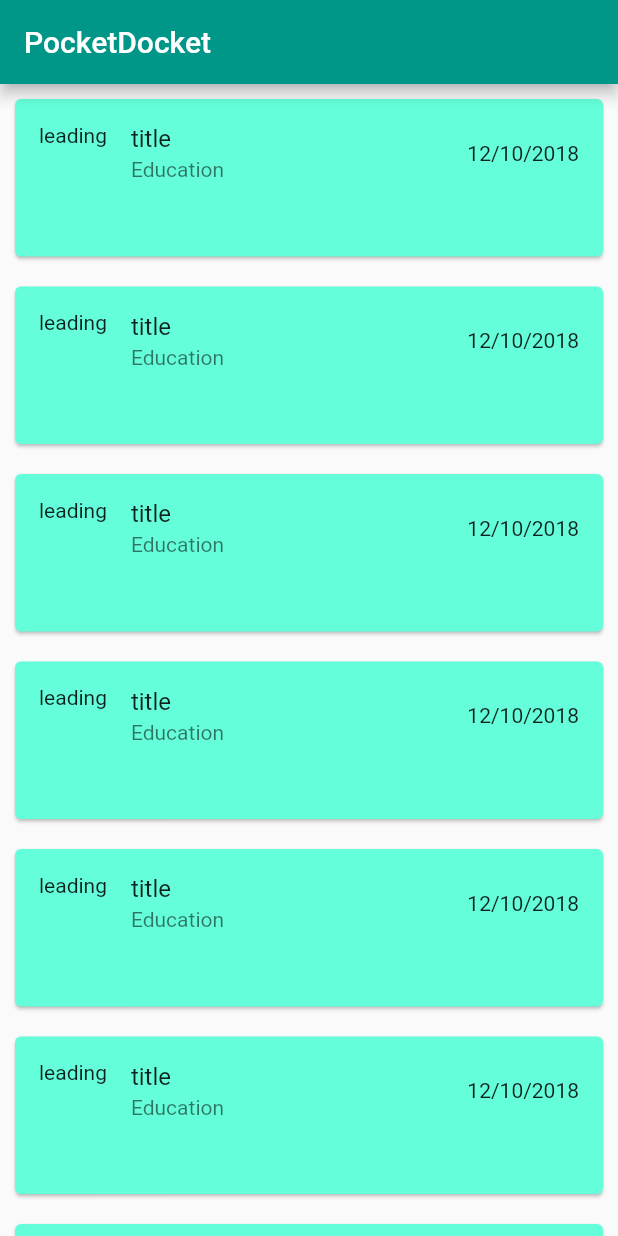
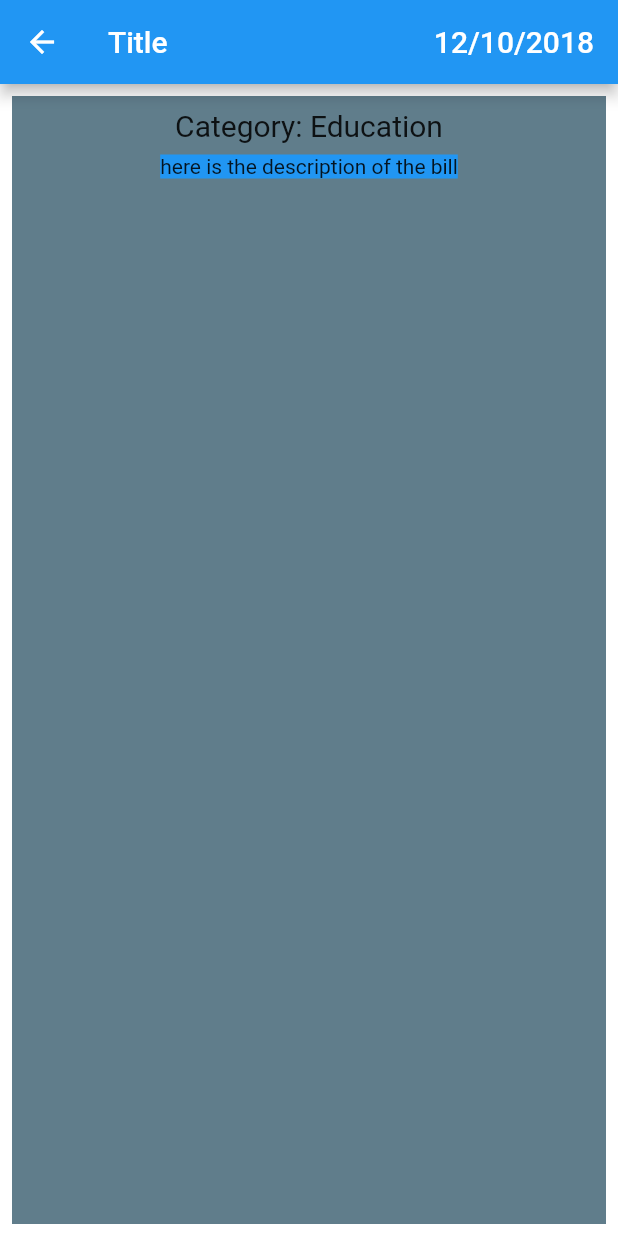
Before and after one commit to PoliticalComputerScience/BillsRUs, a Flutter app: the screen it shows after launch, after a tap on "leading", on a phone screen of 412 x 824 dp. Run offline on Flutter 3.47's test engine with Material 2 defaults, Android fonts, the phone set to English and light mode, and no system bars.

Commit message:
the last commit didn't work right // i hate git

```diff
--- /dev/null
+++ b/PocketDocket/pocket_docket/lib/BillPage.dart
@@ -0,0 +1,49 @@
+import 'package:flutter/material.dart';
+import './Bill.dart';
+
+
+class BillPage extends StatelessWidget {
+  final Bill bill;
+  const BillPage({
+    this.bill,
+  });
+  @override
+  Widget build(BuildContext context) {
+    return Scaffold(
+        appBar: AppBar(
+          title: Row(
+            mainAxisAlignment: MainAxisAlignment.spaceBetween,
+            children: <Widget>[
+              Text(bill.title),
+              Text(bill.date),
+            ],
+          ),
+        ),
+        backgroundColor: Colors.white,
+        body: Center(
+          child: Padding(
+            padding: const EdgeInsets.all(8.0),
+            child: Container(
+              width: double.infinity,
+              height: double.infinity,
+              color: Colors.blueGrey,
+              child: Column(
+                  children: <Widget>[
+                    Padding(
+                      padding: const EdgeInsets.only(top: 8.0),
+                      child: Text("Category: " + bill.category, style: TextStyle(fontSize: 20.0),),
+                    ),
+                    Padding(
+                      padding: const EdgeInsets.only(top: 8.0),
+                      child: Container(
+                          color: Colors.blue,
+                          child: Text(bill.description),
+                        ),
+                    ),]
+              ),
+            ),
+          ),
+        ),
+    );
+  }
+}
--- a/PocketDocket/pocket_docket/lib/CardWidget.dart
+++ b/PocketDocket/pocket_docket/lib/CardWidget.dart
@@ -1,5 +1,6 @@
 import 'package:flutter/material.dart';
 import './Bill.dart';
+import './BillPage.dart';
 
 class CardWidget extends StatelessWidget {
   final Bill bill;
@@ -20,6 +21,10 @@ class CardWidget extends StatelessWidget {
           splashColor: Colors.teal,
           onTap: () {
             print("TAPPPED!!!!!!!!");
+            Navigator.push(
+              context,
+              MaterialPageRoute(builder: (context) => new BillPage(bill: bill)),
+            );
           },
           child: Padding(
             padding: EdgeInsets.all(6.0),
--- /dev/null
+++ b/PocketDocket/pocket_docket/lib/Home.dart
@@ -0,0 +1,42 @@
+import 'package:flutter/material.dart';
+import './Bill.dart';
+import './CardWidget.dart';
+import './TileWidget.dart';
+
+class Home extends StatelessWidget{
+  final List<Bill> bills = [
+    Bill(title: "Title", description: "here is the description of the bill", date: "12/10/2018", category: "Education", tags: <String>["school", "education", "common core"]),
+    Bill(title: "Title", description: "here is the description of the bill", date: "12/10/2018", category: "Education", tags: <String>["school", "education", "common core"]),
+    Bill(title: "Title", description: "here is the description of the bill", date: "12/10/2018", category: "Education", tags: <String>["school", "education", "common core"]),
+    Bill(title: "Title", description: "here is the description of the bill", date: "12/10/2018", category: "Education", tags: <String>["school", "education", "common core"]),
+    Bill(title: "Title", description: "here is the description of the bill", date: "12/10/2018", category: "Education", tags: <String>["school", "education", "common core"]),
+    Bill(title: "Title", description: "here is the description of the bill", date: "12/10/2018", category: "Education", tags: <String>["school", "education", "common core"]),
+    Bill(title: "Title", description: "here is the description of the bill", date: "12/10/2018", category: "Education", tags: <String>["school", "education", "common core"]),
+    Bill(title: "Title", description: "here is the description of the bill", date: "12/10/2018", category: "Education", tags: <String>["school", "education", "common core"]),
+    Bill(title: "Title", description: "here is the description of the bill", date: "12/10/2018", category: "Education", tags: <String>["school", "education", "common core"]),
+  ];
+  final List<Widget> cards = new List<CardWidget>();
+  final List<Widget> tiles = new List<TileWidget>();
+  @override
+  Widget build(BuildContext context) {
+    for (Bill i in bills) {
+      cards.add(new CardWidget(bill: i));
+      tiles.add(new TileWidget(bill: i));
+    }
+    return new DefaultTabController(
+        length: 2,
+        child: Scaffold(
+            appBar: AppBar(
+                title: Text("PocketDocket"),
+                bottom: TabBar(tabs: [
+                  Tab(icon: Text("List")),
+                  Tab(icon: Text("Grid")),
+                ])
+            ),
+            body: TabBarView(children: [
+              new ListView(children: cards),
+              new GridView.count(crossAxisCount: 2, children: tiles)
+            ]))
+    );
+  }
+}
--- a/PocketDocket/pocket_docket/lib/TileWidget.dart
+++ b/PocketDocket/pocket_docket/lib/TileWidget.dart
@@ -1,28 +1,40 @@
 import 'package:flutter/material.dart';
 import './Bill.dart';
+import './BillPage.dart';
 
 class TileWidget extends StatelessWidget {
   final Bill bill;
 
-  const TileWidget({
-    this.bill
-  });
+  const TileWidget({this.bill});
 
   @override
   Widget build(BuildContext context) {
-    return Padding(
+    return Material(
+        color: Colors.transparent,
+        child: Padding(
           padding: const EdgeInsets.all(4.0),
-
           child: Container(
             decoration: new BoxDecoration(
                 color: Colors.tealAccent,
                 borderRadius: BorderRadius.all(Radius.circular(30.0))),
+            child: InkWell(
+                borderRadius: BorderRadius.circular(75.0),
+                highlightColor: Colors.cyan,
+                splashColor: Colors.teal,
+                onTap: () {
+                  print("TAPPPED!!!!!!!!");
+                  Navigator.push(
+                    context,
+                    MaterialPageRoute(
+                        builder: (context) => new BillPage(bill: bill)),
+                  );
+                },
                 child: GridTile(
                   header: Center(child: Text("\n header")),
                   child: Container(child: Center(child: Text(bill.title))),
                   footer: Center(child: Text("footer \n")),
-        )
+                )),
           ),
-    );
+        ));
   }
 }
--- a/PocketDocket/pocket_docket/lib/main.dart
+++ b/PocketDocket/pocket_docket/lib/main.dart
@@ -2,10 +2,12 @@ import 'package:flutter/material.dart';
 import './CardWidget.dart';
 import './TileWidget.dart';
 import './Bill.dart';
+import './Home.dart';
+import './BillPage.dart';
 
-void main() => runApp(new MyApp());
+void main() => runApp(new PocketDocket());
 
-class MyApp extends StatelessWidget {
+class PocketDocket extends StatelessWidget {
   // This widget is the root of your application.
   @override
   Widget build(BuildContext context) {
@@ -14,50 +16,7 @@ class MyApp extends StatelessWidget {
       theme: new ThemeData(
         primarySwatch: Colors.blue,
       ),
-      home: new MyHomePage(title: 'PocketDocket Home Page'),
+      home: new Home()
     );
   }
 }
-
-class MyHomePage extends StatefulWidget {
-  MyHomePage({Key key, this.title}) : super(key: key);
-  final String title;
-  @override
-  _MyHomePageState createState() => new _MyHomePageState();
-}
-
-class _MyHomePageState extends State<MyHomePage> {
-  final List<Bill> bills = [
-    Bill(title: "title", description: "here is the description of the bill", date: "12/10/2018", category: "Education", tags: <String>["school", "education", "common core"]),
-    Bill(title: "title", description: "here is the description of the bill", date: "12/10/2018", category: "Education", tags: <String>["school", "education", "common core"]),
-    Bill(title: "title", description: "here is the description of the bill", date: "12/10/2018", category: "Education", tags: <String>["school", "education", "common core"]),
-    Bill(title: "title", description: "here is the description of the bill", date: "12/10/2018", category: "Education", tags: <String>["school", "education", "common core"]),
-    Bill(title: "title", description: "here is the description of the bill", date: "12/10/2018", category: "Education", tags: <String>["school", "education", "common core"]),
-    Bill(title: "title", description: "here is the description of the bill", date: "12/10/2018", category: "Education", tags: <String>["school", "education", "common core"]),
-    Bill(title: "title", description: "here is the description of the bill", date: "12/10/2018", category: "Education", tags: <String>["school", "education", "common core"]),
-    Bill(title: "title", description: "here is the description of the bill", date: "12/10/2018", category: "Education", tags: <String>["school", "education", "common core"]),
-    Bill(title: "title", description: "here is the description of the bill", date: "12/10/2018", category: "Education", tags: <String>["school", "education", "common core"]),
-  ];
-  final List<Widget> cards = new List<CardWidget>();
-  final List<Widget> tiles = new List<TileWidget>();
-  @override
-  Widget build(BuildContext context) {
-
-    for (Bill i in bills) {
-      cards.add(new CardWidget(bill: i));
-      tiles.add(new TileWidget(bill: i));
-    }
-
-    return new Scaffold(
-      appBar: new AppBar(
-        // Here we take the value from the MyHomePage object that was created by
-        // the App.build method, and use it to set our appbar title.
-        title: new Text("PocketDocket"),
-        backgroundColor: Colors.teal,
-      ),
-      body:
-      new ListView(children: cards),
-      //new GridView.count(crossAxisCount: 2, children: tiles)
-    );
-  }
-}
```
Lines whose indentation alone changed are shown as unchanged.
